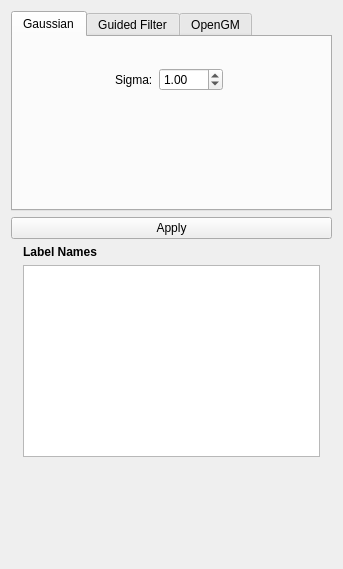
Old version of the form ilastik/workflows/mriVolumetry/preproc_drawer.ui in the repository ilastik/ilastik.
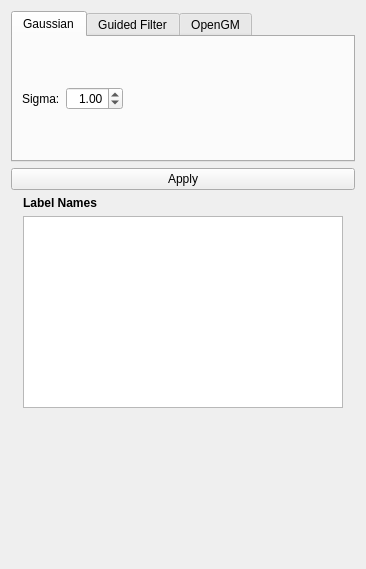
New version of the form.

Patch:
```diff
--- a/ilastik/workflows/mriVolumetry/preproc_drawer.ui
+++ b/ilastik/workflows/mriVolumetry/preproc_drawer.ui
@@ -6,7 +6,7 @@
    <rect>
     <x>0</x>
     <y>0</y>
-    <width>343</width>
+    <width>366</width>
     <height>569</height>
    </rect>
   </property>
@@ -22,7 +22,7 @@
      <property name="minimumSize">
       <size>
        <width>0</width>
-       <height>200</height>
+       <height>100</height>
       </size>
      </property>
      <property name="currentIndex">
@@ -32,32 +32,9 @@
       <attribute name="title">
        <string>Gaussian</string>
       </attribute>
-      <widget class="QWidget" name="layoutWidget">
-       <property name="geometry">
-        <rect>
-         <x>10</x>
-         <y>30</y>
-         <width>291</width>
-         <height>26</height>
-        </rect>
-       </property>
-       <layout class="QHBoxLayout" name="horizontalLayout_sigma" stretch="0,0,0,0">
-        <property name="spacing">
-         <number>-1</number>
-        </property>
+      <layout class="QHBoxLayout" name="horizontalLayout">
         <item>
-         <spacer name="horizontalSpacer">
-          <property name="orientation">
-           <enum>Qt::Horizontal</enum>
-          </property>
-          <property name="sizeHint" stdset="0">
-           <size>
-            <width>20</width>
-            <height>20</height>
-           </size>
-          </property>
-         </spacer>
-        </item>
+        <layout class="QHBoxLayout" name="horizontalLayout_sigma">
         <item>
          <widget class="QLabel" name="sigmaLabel">
           <property name="sizePolicy">
@@ -79,6 +56,15 @@
           <property name="toolTip">
            <string>sigma for cost volume filter</string>
           </property>
+           <property name="layoutDirection">
+            <enum>Qt::LeftToRight</enum>
+           </property>
+           <property name="alignment">
+            <set>Qt::AlignRight|Qt::AlignTrailing|Qt::AlignVCenter</set>
+           </property>
+           <property name="buttonSymbols">
+            <enum>QAbstractSpinBox::UpDownArrows</enum>
+           </property>
           <property name="decimals">
            <number>2</number>
           </property>
@@ -86,7 +72,7 @@
            <double>0.000000000000000</double>
           </property>
           <property name="maximum">
-           <double>100.000000000000000</double>
+            <double>99.000000000000000</double>
           </property>
           <property name="singleStep">
            <double>0.100000000000000</double>
@@ -110,7 +96,10 @@
          </spacer>
         </item>
        </layout>
-      </widget>
+       </item>
+      </layout>
+      <zorder>horizontalSpacer</zorder>
+      <zorder>layoutWidget</zorder>
      </widget>
      <widget class="QWidget" name="guidedTab">
       <property name="enabled">
```
Left out of the diff: 12 changed lines with no effect on the pictures. Lines whose indentation alone changed are shown as unchanged.
